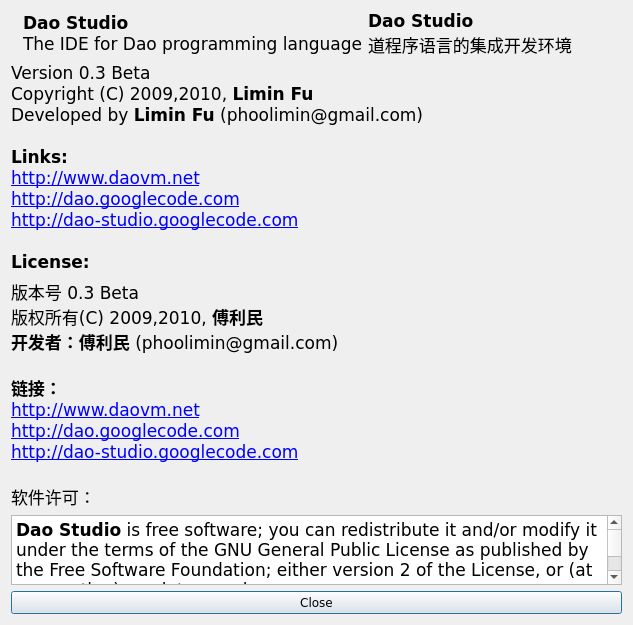
daokoder/daostudio, file src/daoAbout.ui: the form before one commit.
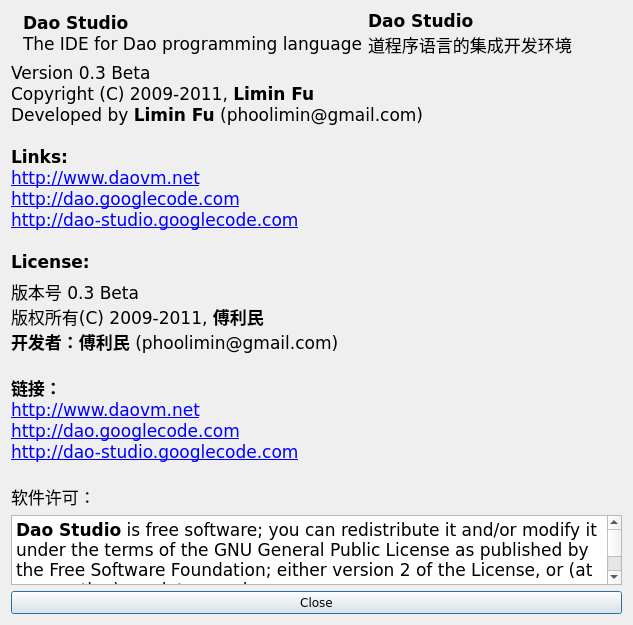
The form after the commit. Icons and pictures are not drawn.

```diff
--- a/src/daoAbout.ui
+++ b/src/daoAbout.ui
@@ -91,7 +91,7 @@
 p, li { white-space: pre-wrap; }
 &lt;/style&gt;&lt;/head&gt;&lt;body style=&quot; font-family:'Bitstream Vera Sans'; font-size:13pt; font-weight:400; font-style:normal;&quot;&gt;
 &lt;p style=&quot; margin-top:0px; margin-bottom:0px; margin-left:0px; margin-right:0px; -qt-block-indent:0; text-indent:0px;&quot;&gt;Version 0.3 Beta&lt;/p&gt;
-&lt;p style=&quot; margin-top:0px; margin-bottom:0px; margin-left:0px; margin-right:0px; -qt-block-indent:0; text-indent:0px;&quot;&gt;Copyright (C) 2009,2010, &lt;span style=&quot; font-weight:600;&quot;&gt;Limin Fu&lt;/span&gt;&lt;/p&gt;
+&lt;p style=&quot; margin-top:0px; margin-bottom:0px; margin-left:0px; margin-right:0px; -qt-block-indent:0; text-indent:0px;&quot;&gt;Copyright (C) 2009-2011, &lt;span style=&quot; font-weight:600;&quot;&gt;Limin Fu&lt;/span&gt;&lt;/p&gt;
 &lt;p style=&quot; margin-top:0px; margin-bottom:0px; margin-left:0px; margin-right:0px; -qt-block-indent:0; text-indent:0px;&quot;&gt;Developed by &lt;span style=&quot; font-weight:600;&quot;&gt;Limin Fu&lt;/span&gt; (phoolimin@gmail.com)&lt;/p&gt;
 &lt;p style=&quot;-qt-paragraph-type:empty; margin-top:0px; margin-bottom:0px; margin-left:0px; margin-right:0px; -qt-block-indent:0; text-indent:0px; font-weight:600;&quot;&gt;&lt;/p&gt;
 &lt;p style=&quot; margin-top:0px; margin-bottom:0px; margin-left:0px; margin-right:0px; -qt-block-indent:0; text-indent:0px;&quot;&gt;&lt;span style=&quot; font-weight:600;&quot;&gt;Links:&lt;/span&gt;&lt;/p&gt;
@@ -111,7 +111,7 @@
 p, li { white-space: pre-wrap; }
 &lt;/style&gt;&lt;/head&gt;&lt;body style=&quot; font-family:'Lucida Grande'; font-size:13pt; font-weight:400; font-style:normal;&quot;&gt;
 &lt;p style=&quot; margin-top:0px; margin-bottom:0px; margin-left:0px; margin-right:0px; -qt-block-indent:0; text-indent:0px;&quot;&gt;&lt;span style=&quot; font-family:'Bitstream Vera Sans';&quot;&gt;版本号 0.3 Beta&lt;/span&gt;&lt;/p&gt;
-&lt;p style=&quot; margin-top:0px; margin-bottom:0px; margin-left:0px; margin-right:0px; -qt-block-indent:0; text-indent:0px;&quot;&gt;&lt;span style=&quot; font-family:'Bitstream Vera Sans';&quot;&gt;版权所有(C) 2009,2010, &lt;/span&gt;&lt;span style=&quot; font-family:'Bitstream Vera Sans'; font-weight:600;&quot;&gt;傅利民&lt;/span&gt;&lt;/p&gt;
+&lt;p style=&quot; margin-top:0px; margin-bottom:0px; margin-left:0px; margin-right:0px; -qt-block-indent:0; text-indent:0px;&quot;&gt;&lt;span style=&quot; font-family:'Bitstream Vera Sans';&quot;&gt;版权所有(C) 2009-2011, &lt;/span&gt;&lt;span style=&quot; font-family:'Bitstream Vera Sans'; font-weight:600;&quot;&gt;傅利民&lt;/span&gt;&lt;/p&gt;
 &lt;p style=&quot; margin-top:0px; margin-bottom:0px; margin-left:0px; margin-right:0px; -qt-block-indent:0; text-indent:0px;&quot;&gt;&lt;span style=&quot; font-family:'Bitstream Vera Sans'; font-weight:600;&quot;&gt;开发者：傅利民&lt;/span&gt;&lt;span style=&quot; font-family:'Bitstream Vera Sans';&quot;&gt; (phoolimin@gmail.com)&lt;/span&gt;&lt;/p&gt;
 &lt;p style=&quot;-qt-paragraph-type:empty; margin-top:0px; margin-bottom:0px; margin-left:0px; margin-right:0px; -qt-block-indent:0; text-indent:0px; font-family:'Bitstream Vera Sans'; font-weight:600;&quot;&gt;&lt;/p&gt;
 &lt;p style=&quot; margin-top:0px; margin-bottom:0px; margin-left:0px; margin-right:0px; -qt-block-indent:0; text-indent:0px;&quot;&gt;&lt;span style=&quot; font-family:'Bitstream Vera Sans'; font-weight:600;&quot;&gt;链接：&lt;/span&gt;&lt;/p&gt;
```
